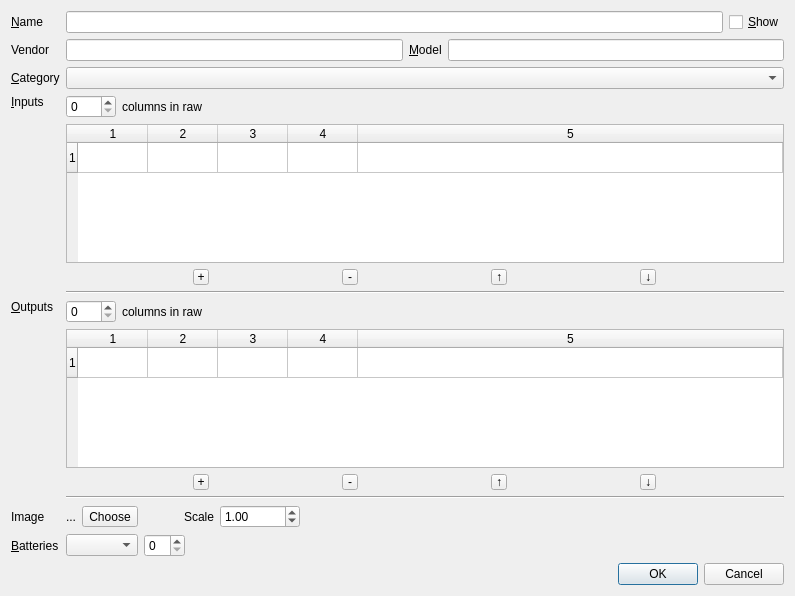
First picture: the form in deviceproperties.ui, repository uliss/patch_scene, before the edit.
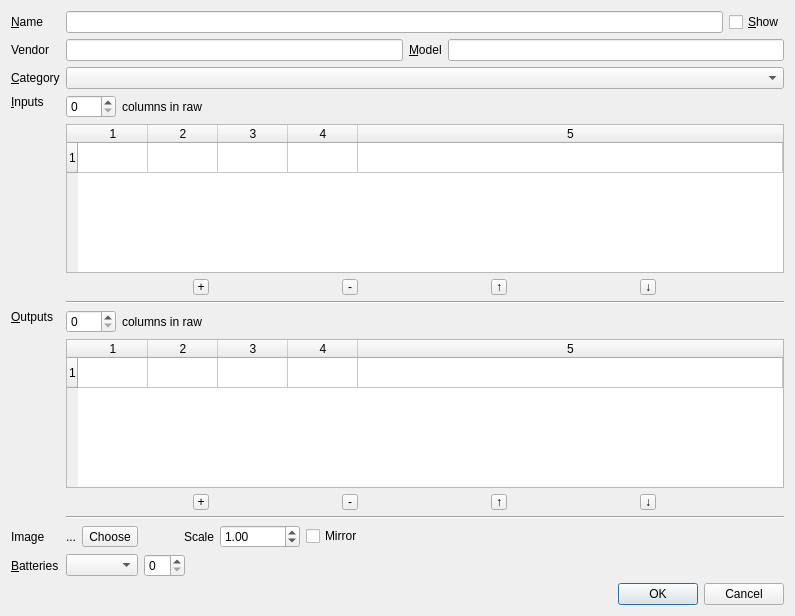
Second picture: the form after the edit.

Commit message: image mirror dialog support

```diff
--- a/deviceproperties.ui
+++ b/deviceproperties.ui
@@ -7,7 +7,7 @@
     <x>0</x>
     <y>0</y>
     <width>795</width>
-    <height>596</height>
+    <height>616</height>
    </rect>
   </property>
   <property name="windowTitle">
@@ -366,6 +366,13 @@
          </property>
         </widget>
        </item>
+       <item>
+        <widget class="QCheckBox" name="imageMirror">
+         <property name="text">
+          <string>Mirror</string>
+         </property>
+        </widget>
+       </item>
        <item>
         <spacer name="horizontalSpacer_5">
          <property name="orientation">
```
The commit also changes 2 other files.
